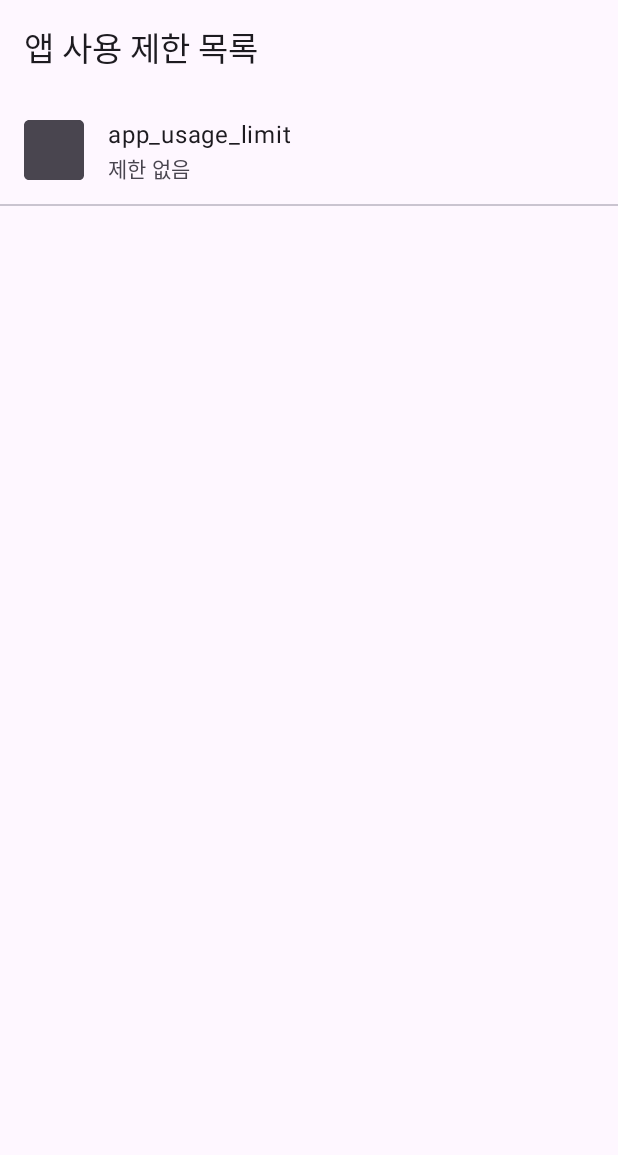
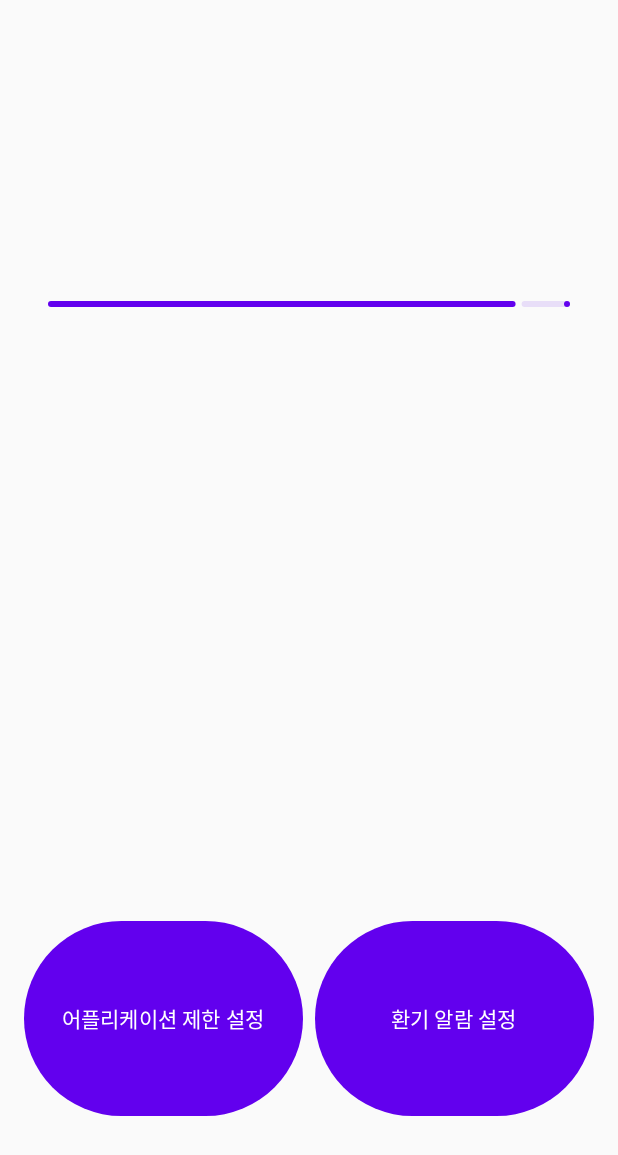
Before and after one commit to Sindongyeob/application_limit_usage, an Android app built with Jetpack Compose: the HomeScreen screen opened through its navigation route, on a phone screen of 412 x 824 dp. Shown: the top 1155 px of the screen. Run offline under Robolectric (Android 15) with nearby library versions, the phone set to English and light mode, and no system bars.

Commit message:
홈 화면 업데이트하였고 현재는 앱 시간 설정 버튼만 되어있습니다

```diff
--- a/app/src/main/java/com/example/app_usage_limit/ui/screens/AppNavigator.kt
+++ b/app/src/main/java/com/example/app_usage_limit/ui/screens/AppNavigator.kt
@@ -35,6 +35,14 @@ fun AppNavigator() {
 
         composable("home") {
             HomeScreen(
+                onAppRestrictionClick = { navController.navigate("applist") },
+                onAlarmSettingClick = { /* 환기 알람 설정 화면으로 이동 */ }
+            )
+        }
+
+
+        composable("applist") {
+            AppListScreen(
                 appList = appList,
                 justGrantedPermission = justGrantedPermission,
                 onAppSelect = { packageName ->
--- a/app/src/main/java/com/example/app_usage_limit/ui/screens/HomeScreen.kt
+++ b/app/src/main/java/com/example/app_usage_limit/ui/screens/HomeScreen.kt
@@ -1,32 +1,74 @@
 package com.example.app_usage_limit.ui.screens
 
-import android.content.pm.ApplicationInfo
+import androidx.compose.foundation.Image
 import androidx.compose.foundation.layout.*
-import androidx.compose.material3.*
+import androidx.compose.material3.Button
+import androidx.compose.material3.LinearProgressIndicator
+import androidx.compose.material3.Text
 import androidx.compose.runtime.Composable
+import androidx.compose.ui.Alignment
 import androidx.compose.ui.Modifier
+import androidx.compose.ui.res.painterResource
+import androidx.compose.ui.unit.dp
+import com.example.app_usage_limit.R
 
-@OptIn(ExperimentalMaterial3Api::class)
+
 @Composable
 fun HomeScreen(
-    appList: List<ApplicationInfo>,
-    justGrantedPermission: Boolean,
-    onAppSelect: (String) -> Unit,
-    onBlockedAppClick: (String) -> Unit
+    onAppRestrictionClick: () -> Unit,
+    onAlarmSettingClick: () -> Unit
 ) {
-    Scaffold(
-        topBar = {
-            TopAppBar(
-                title = { Text("앱 사용 제한 목록") }
-            )
+    Column(
+        modifier = Modifier.fillMaxSize(),
+        horizontalAlignment = Alignment.CenterHorizontally
+    ) {
+        Spacer(modifier = Modifier.weight(0.5f))
+
+        // 캐릭터 이미지 (리소스 ID는 실제 프로젝트에 맞게 변경 필요)
+//        Image(
+//            painter = painterResource(id = R.drawable.ic_character),
+//            contentDescription = "캐릭터 이미지",
+//            modifier = Modifier.size(120.dp)
+//        )
+
+        // 프로그레스 바 (89%로 설정)
+        LinearProgressIndicator(
+            progress = 0.89f,
+            modifier = Modifier
+                .fillMaxWidth()
+                .padding(horizontal = 32.dp, vertical = 8.dp)
+        )
+
+        Spacer(modifier = Modifier.weight(1f))
+
+        // 버튼 영역
+        Row(
+            modifier = Modifier
+                .padding(16.dp)
+                .fillMaxWidth(),
+            horizontalArrangement = Arrangement.Center
+        ) {
+            Button(
+                onClick = onAppRestrictionClick,
+                modifier = Modifier
+                    .weight(1f)
+                    .height(130.dp)
+            ) {
+                Text("어플리케이션 제한 설정")
+            }
+
+            Spacer(modifier = Modifier.width(8.dp))
+
+            Button(
+                onClick = onAlarmSettingClick,
+                modifier = Modifier
+                    .weight(1f)
+                    .height(130.dp)
+            ) {
+                Text("환기 알람 설정")
+            }
         }
-    ) { innerPadding ->
-        AppListContent(
-            appList = appList,
-            justEntered = justGrantedPermission,
-            onAppSelect = onAppSelect,
-            onBlockedAppClick = onBlockedAppClick,
-            modifier = Modifier.padding(innerPadding)
-        )
+
+        Spacer(modifier = Modifier.height(64.dp))
     }
 }
--- a/app/src/main/res/layout/app_list_item.xml
+++ b/app/src/main/res/layout/app_list_item.xml
@@ -1,11 +1,8 @@
-
 <LinearLayout xmlns:android="http://schemas.android.com/apk/res/android"
-    xmlns:tools="http://schemas.android.com/tools"
         android:orientation="horizontal"
         android:padding="12dp"
         android:layout_width="match_parent"
-    android:layout_height="wrap_content"
-    tools:ignore="UseCompoundDrawables">
+        android:layout_height="wrap_content">
 
     <ImageView
             android:id="@+id/app_icon"
```
Also changed, not shown: app/src/main/java/com/example/app_usage_limit/service/AppBlockAccessibilityService.kt (+56 -5 lines), app/src/main/java/com/example/app_usage_limit/ui/AppListActivity.kt (+43 -9 lines), app/src/main/java/com/example/app_usage_limit/ui/AppListAdapter.kt (+9 -2 lines), app/src/main/java/com/example/app_usage_limit/ui/screens/AppListScreen.kt (added, +172 -0 lines), app/src/main/java/com/example/app_usage_limit/util/AppUsageManager.kt (+16 -0 lines), app/src/main/res/layout/activity_app_list.xml (+20 -6 lines), app/src/main/res/layout/activity_home.xml (added, +62 -0 lines), app/src/main/res/layout/activity_permission.xml (renamed from app/src/main/res/layout/activity_main.xml). Lines whose indentation alone changed are shown as unchanged.
